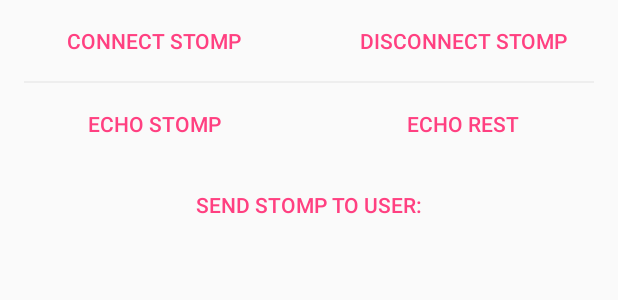
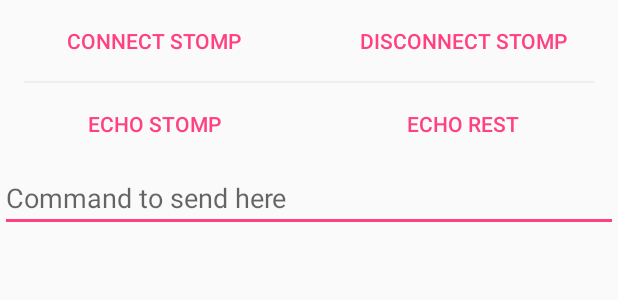
Before and after one commit to uav-project-com/android-stomp-websocket-client, an Android app: the layout activity_main.xml on its own in the app's theme, with its tools: preview values and no code run, on a phone screen of 412 x 824 dp. Shown: the top 300 px of the screen. Run offline under Robolectric (Android 15) with nearby library versions, the phone set to English and light mode, and no system bars; network calls fail.

```diff
--- a/example-client/src/main/res/layout/activity_main.xml
+++ b/example-client/src/main/res/layout/activity_main.xml
@@ -61,13 +61,13 @@
             android:onClick="sendEchoViaRest"/>
 
     </LinearLayout>
-    <Button
-        android:id="@+id/chattingBtn"
-        style="?android:buttonBarButtonStyle"
+    <EditText
+        android:hint="Command to send here"
         android:layout_width="match_parent"
         android:layout_height="wrap_content"
-        android:text="@string/send_mode_3"
-        android:onClick="sendCommandToUser"/>
+        android:imeOptions="actionSend"
+        android:inputType="numberDecimal"
+        android:id="@+id/command"/>
 
     <androidx.recyclerview.widget.RecyclerView
         android:id="@+id/recycler_view"
--- a/example-client/src/main/res/values/strings.xml
+++ b/example-client/src/main/res/values/strings.xml
@@ -2,7 +2,8 @@
     <string name="app_name">Example client</string>
     <string name="send_mode_1">Echo STOMP</string>
     <string name="send_mode_2">Echo REST</string>
-    <string name="send_mode_3">Send stomp to user: </string>
+    <string name="send_mode_3">Ｔo user: </string>
     <string name="connect_stomp">Connect STOMP</string>
     <string name="disconnect_stomp">DISCONNECT STOMP</string>
+    <string name="device_admin_not_enabled">Admin permission not enable</string>
 </resources>
--- /dev/null
+++ b/example-client/src/main/res/xml/my_admin.xml
@@ -0,0 +1,5 @@
+<device-admin xmlns:android="http://schemas.android.com/apk/res/android" >
+    <uses-policies>
+        <force-lock />
+    </uses-policies>
+</device-admin>
```
Also changed, not shown: example-client/src/main/AndroidManifest.xml (+16 -0 lines), example-client/src/main/java/ua/naiksoftware/stompclientexample/MainActivity.java (+25 -10 lines), example-client/src/main/java/ua/naiksoftware/stompclientexample/service/DeviceAdminDemo.java (added, +20 -0 lines), example-client/src/main/java/ua/naiksoftware/stompclientexample/service/RemoteControl.java (added, +75 -0 lines).
